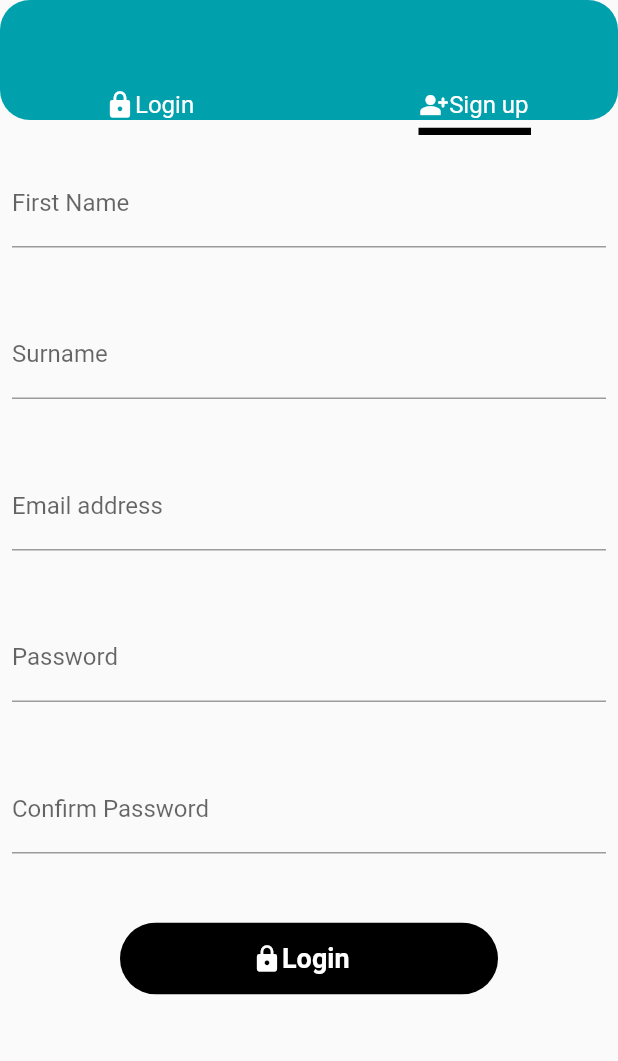
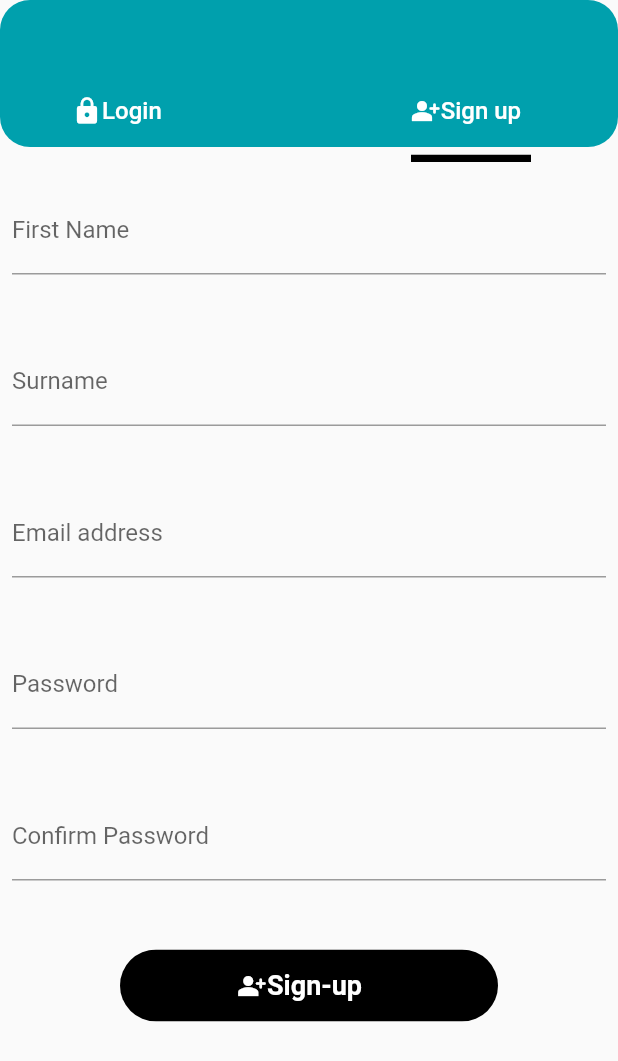
Before and after one commit to rich5k/fastfud_app, a Flutter app: the SignUpPage screen opened directly, on a phone screen of 412 x 824 dp. Shown: the top 1061 px of the screen. Run offline on Flutter 3.47's test engine with Material 2 defaults, Android fonts, the phone set to English and light mode, and no system bars; our stand-ins replace splashscreen.

Commit message:
connected login and sign up pages together

```diff
--- a/lib/menu.dart
+++ b/lib/menu.dart
@@ -223,12 +223,13 @@
                   ],
                 ),
               ),
+              SizedBox(height: 20.0,),
               Padding(
                 padding: const EdgeInsets.all(10.0),
                 child: ClipRRect(
                   borderRadius: BorderRadius.circular(40),
                   child: Padding(
-                    padding: const EdgeInsets.all(15.0),
+                    padding: const EdgeInsets.symmetric(horizontal: 30.0),
                     child: Container(
                       color: Color.fromRGBO(236, 234, 232, 1.0),
                       child: Row(
@@ -303,7 +304,7 @@
                               ),
                             ),
                           ),
-                          SizedBox(width: 6.0,),
+                          SizedBox(width: 3.0,),
                           Container(
                             child: TextButton(
                               onPressed: (){
--- a/lib/sign_up.dart
+++ b/lib/sign_up.dart
@@ -1,3 +1,4 @@
+import 'package:fastfud/login.dart';
 import 'package:flutter/material.dart';
 import 'menu.dart';
 
@@ -15,10 +16,18 @@
                 color: Color.fromRGBO(0, 160, 173, 1.0),
                 child: Column(
                   children: [
-                    SizedBox(height: 60.0,),
+                    SizedBox(height: 50.0,),
                     Row(
                       children: [
-                        SizedBox(width: 70.0),
+                        SizedBox(width: 40.0),
+                        TextButton(
+                          onPressed: (){
+                            Navigator.push(context, MaterialPageRoute(builder: (context){
+                              return LoginPage();
+                            }));
+                          },
+                          child: Row(
+                            children: [
                               Icon(
                                 Icons.lock,
                                 color: Colors.white,
@@ -31,7 +40,19 @@
                                     // fontWeight: FontWeight.bold,
                                     fontSize: 16),
                               ),
+                            ],
+                          ),
+                        ),
+
                         SizedBox(width: 150.0),
+                        TextButton(
+                          onPressed: (){
+                            Navigator.push(context, MaterialPageRoute(builder: (context){
+                              return SignUpPage();
+                            }));
+                          },
+                          child: Row(
+                            children: [
                               Icon(
                                 Icons.person_add_alt_rounded,
                                 color: Colors.white,
@@ -43,6 +64,9 @@
                                     color: Colors.white,
                                     // fontWeight: FontWeight.bold,
                                     fontSize: 16),
+                              ),
+                            ],
+                          ),
                         ),
                       ],
                     )
@@ -59,7 +83,7 @@
                   padding: const EdgeInsets.symmetric(horizontal: 58.0),
                   child: Container(
                     color: Colors.black,
-                    width: 75.0,
+                    width: 80.0,
                     height: 5.0,
                   ),
                 ),
@@ -126,20 +150,20 @@
                   child: TextButton(
                     onPressed: (){
                       Navigator.push(context, MaterialPageRoute(builder: (context){
-                        return MenuPage();
+                        return LoginPage();
                       }));
                     },
                     child: Container(
-                      margin: EdgeInsets.symmetric(horizontal: 80.0),
+                      margin: EdgeInsets.symmetric(horizontal: 70.0),
                       child: Row(
                         children: [
                           Icon(
-                            Icons.lock,
+                            Icons.person_add_alt_rounded,
                             color: Colors.white,
                             size: 20.0,
                           ),
                           Text(
-                            'Login',
+                            'Sign-up',
                             style: const TextStyle(
                                 color: Colors.white,
                                 fontWeight: FontWeight.bold,
```
Also changed, not shown: lib/login.dart (+25 -1 lines). Lines whose indentation alone changed are shown as unchanged.
